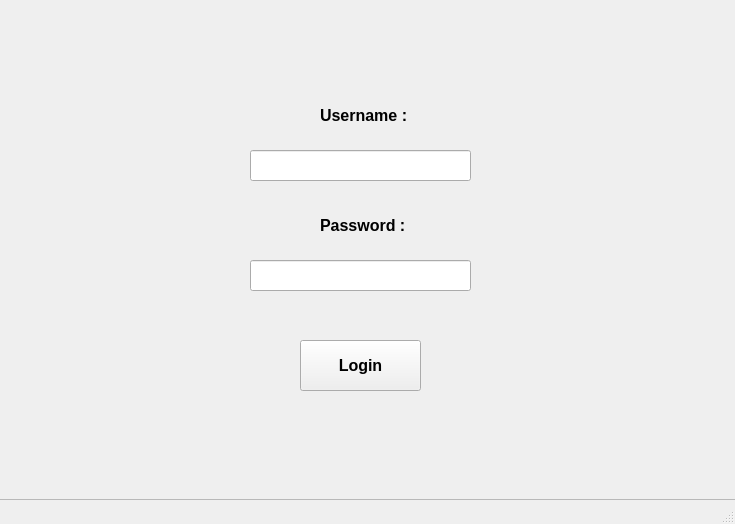
Before: the Qt Designer form ui/login.ui in frajendra07/KASIR-UMKT, drawn with Qt 5.
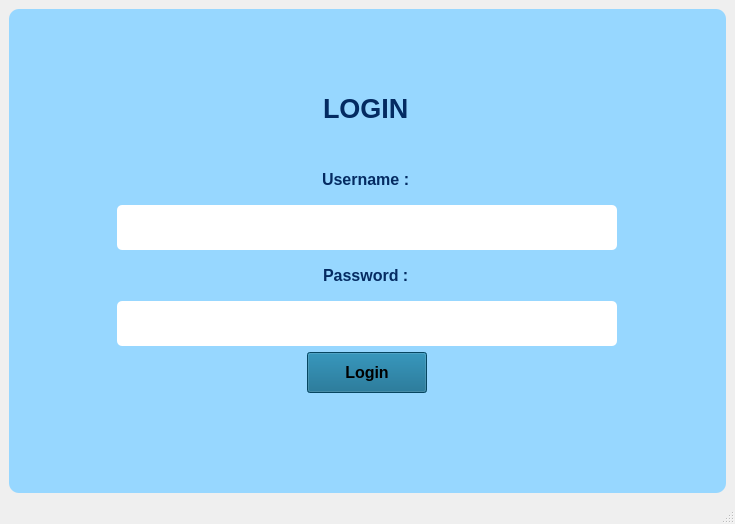
After: the same form once the commit is applied.

```diff
--- a/ui/login.ui
+++ b/ui/login.ui
@@ -14,121 +14,242 @@
    <string>LoginWindow</string>
   </property>
   <widget class="QWidget" name="centralwidget">
-   <widget class="QPushButton" name="LoginButton">
-    <property name="geometry">
-     <rect>
-      <x>300</x>
-      <y>340</y>
-      <width>121</width>
-      <height>51</height>
-     </rect>
-    </property>
-    <property name="font">
-     <font>
-      <pointsize>12</pointsize>
-      <bold>true</bold>
-     </font>
-    </property>
-    <property name="text">
-     <string>Login</string>
-    </property>
-   </widget>
-   <widget class="QLabel" name="labelUsername">
-    <property name="geometry">
-     <rect>
-      <x>320</x>
-      <y>90</y>
-      <width>101</width>
-      <height>51</height>
-     </rect>
-    </property>
-    <property name="font">
-     <font>
-      <pointsize>12</pointsize>
-      <bold>true</bold>
-     </font>
-    </property>
-    <property name="text">
-     <string>Username :</string>
-    </property>
-    <property name="scaledContents">
-     <bool>false</bool>
-    </property>
-   </widget>
-   <widget class="QLabel" name="labelPassword">
-    <property name="geometry">
-     <rect>
-      <x>320</x>
-      <y>200</y>
-      <width>101</width>
-      <height>51</height>
-     </rect>
-    </property>
-    <property name="font">
-     <font>
-      <pointsize>12</pointsize>
-      <bold>true</bold>
-     </font>
-    </property>
-    <property name="text">
-     <string>Password :</string>
-    </property>
-    <property name="scaledContents">
-     <bool>false</bool>
-    </property>
-   </widget>
-   <widget class="QLineEdit" name="lineEdit">
-    <property name="geometry">
-     <rect>
-      <x>250</x>
-      <y>150</y>
-      <width>221</width>
-      <height>31</height>
-     </rect>
-    </property>
-    <property name="font">
-     <font>
-      <pointsize>12</pointsize>
-     </font>
-    </property>
-   </widget>
-   <widget class="QLineEdit" name="lineEdit_2">
-    <property name="geometry">
-     <rect>
-      <x>250</x>
-      <y>260</y>
-      <width>221</width>
-      <height>31</height>
-     </rect>
-    </property>
-    <property name="font">
-     <font>
-      <pointsize>12</pointsize>
-     </font>
-    </property>
-   </widget>
-   <widget class="QFrame" name="frame">
-    <property name="geometry">
-     <rect>
-      <x>-1</x>
-      <y>-1</y>
-      <width>741</width>
-      <height>501</height>
-     </rect>
-    </property>
-    <property name="frameShape">
-     <enum>QFrame::Shape::StyledPanel</enum>
-    </property>
-    <property name="frameShadow">
-     <enum>QFrame::Shadow::Raised</enum>
-    </property>
-   </widget>
-   <zorder>frame</zorder>
-   <zorder>LoginButton</zorder>
-   <zorder>labelUsername</zorder>
-   <zorder>labelPassword</zorder>
-   <zorder>lineEdit</zorder>
-   <zorder>lineEdit_2</zorder>
+   <layout class="QGridLayout" name="gridLayout">
+    <item row="0" column="0">
+     <widget class="QFrame" name="frame">
+      <property name="styleSheet">
+       <string notr="true">QFrame {
+    background-color: #97D7FF; /* Warna kartu putih */
+    border-radius: 10px; /* Ujung kartu agak melengkung */
+	padding: 10px;
+}
+
+</string>
+      </property>
+      <property name="frameShape">
+       <enum>QFrame::Shape::StyledPanel</enum>
+      </property>
+      <property name="frameShadow">
+       <enum>QFrame::Shadow::Raised</enum>
+      </property>
+      <layout class="QGridLayout" name="gridLayout_2">
+       <item row="4" column="0">
+        <widget class="QLineEdit" name="lineEdit">
+         <property name="sizePolicy">
+          <sizepolicy hsizetype="Fixed" vsizetype="Preferred">
+           <horstretch>0</horstretch>
+           <verstretch>0</verstretch>
+          </sizepolicy>
+         </property>
+         <property name="minimumSize">
+          <size>
+           <width>500</width>
+           <height>45</height>
+          </size>
+         </property>
+         <property name="font">
+          <font>
+           <pointsize>12</pointsize>
+          </font>
+         </property>
+         <property name="styleSheet">
+          <string notr="true">QLineEdit{
+background-color : #FFFFFF;
+border-radius : 5px;
+padding: 10px;
+}</string>
+         </property>
+        </widget>
+       </item>
+       <item row="3" column="0" alignment="Qt::AlignmentFlag::AlignHCenter">
+        <widget class="QLabel" name="labelUsername">
+         <property name="sizePolicy">
+          <sizepolicy hsizetype="Preferred" vsizetype="Fixed">
+           <horstretch>0</horstretch>
+           <verstretch>0</verstretch>
+          </sizepolicy>
+         </property>
+         <property name="font">
+          <font>
+           <pointsize>12</pointsize>
+           <bold>true</bold>
+          </font>
+         </property>
+         <property name="styleSheet">
+          <string notr="true">QLabel {
+    color: #042b62; }
+</string>
+         </property>
+         <property name="text">
+          <string>Username :</string>
+         </property>
+         <property name="scaledContents">
+          <bool>false</bool>
+         </property>
+        </widget>
+       </item>
+       <item row="6" column="0">
+        <widget class="QLineEdit" name="lineEdit_2">
+         <property name="sizePolicy">
+          <sizepolicy hsizetype="Fixed" vsizetype="Preferred">
+           <horstretch>0</horstretch>
+           <verstretch>0</verstretch>
+          </sizepolicy>
+         </property>
+         <property name="minimumSize">
+          <size>
+           <width>500</width>
+           <height>45</height>
+          </size>
+         </property>
+         <property name="font">
+          <font>
+           <pointsize>12</pointsize>
+          </font>
+         </property>
+         <property name="styleSheet">
+          <string notr="true">QLineEdit{
+background-color : #FFFFFF;
+border-radius : 5px;
+padding: 10px;
+}</string>
+         </property>
+        </widget>
+       </item>
+       <item row="0" column="0">
+        <spacer name="verticalSpacer">
+         <property name="orientation">
+          <enum>Qt::Orientation::Vertical</enum>
+         </property>
+         <property name="sizeType">
+          <enum>QSizePolicy::Policy::Expanding</enum>
+         </property>
+         <property name="sizeHint" stdset="0">
+          <size>
+           <width>20</width>
+           <height>80</height>
+          </size>
+         </property>
+        </spacer>
+       </item>
+       <item row="7" column="0" alignment="Qt::AlignmentFlag::AlignHCenter">
+        <widget class="QPushButton" name="LoginButton">
+         <property name="sizePolicy">
+          <sizepolicy hsizetype="Fixed" vsizetype="Fixed">
+           <horstretch>0</horstretch>
+           <verstretch>0</verstretch>
+          </sizepolicy>
+         </property>
+         <property name="minimumSize">
+          <size>
+           <width>120</width>
+           <height>0</height>
+          </size>
+         </property>
+         <property name="font">
+          <font>
+           <pointsize>12</pointsize>
+           <bold>true</bold>
+          </font>
+         </property>
+         <property name="styleSheet">
+          <string notr="true">/* Efek saat tombol disorot mouse (Hover) */
+QPushButton:hover {
+    background-color: #334155; /* Berubah jadi biru sedikit lebih terang saat disorot */
+    border-left: 4px solid #3B82F6; /* Muncul garis biru neon di pinggir kiri */
+}
+QPushButton {
+    text-align: center;
+	background-color:  #086288;
+padding: 10px;
+}</string>
+         </property>
+         <property name="text">
+          <string>Login</string>
+         </property>
+        </widget>
+       </item>
+       <item row="1" column="0" alignment="Qt::AlignmentFlag::AlignHCenter">
+        <widget class="QLabel" name="label">
+         <property name="font">
+          <font>
+           <pointsize>20</pointsize>
+           <bold>true</bold>
+          </font>
+         </property>
+         <property name="styleSheet">
+          <string notr="true">QLabel {
+    color: #042b62; }
+</string>
+         </property>
+         <property name="text">
+          <string>LOGIN</string>
+         </property>
+        </widget>
+       </item>
+       <item row="8" column="0">
+        <spacer name="verticalSpacer_2">
+         <property name="orientation">
+          <enum>Qt::Orientation::Vertical</enum>
+         </property>
+         <property name="sizeType">
+          <enum>QSizePolicy::Policy::Expanding</enum>
+         </property>
+         <property name="sizeHint" stdset="0">
+          <size>
+           <width>20</width>
+           <height>105</height>
+          </size>
+         </property>
+        </spacer>
+       </item>
+       <item row="5" column="0" alignment="Qt::AlignmentFlag::AlignHCenter">
+        <widget class="QLabel" name="labelPassword">
+         <property name="sizePolicy">
+          <sizepolicy hsizetype="Preferred" vsizetype="Fixed">
+           <horstretch>0</horstretch>
+           <verstretch>0</verstretch>
+          </sizepolicy>
+         </property>
+         <property name="font">
+          <font>
+           <pointsize>12</pointsize>
+           <bold>true</bold>
+          </font>
+         </property>
+         <property name="styleSheet">
+          <string notr="true">QLabel {
+    color: #042b62; }
+</string>
+         </property>
+         <property name="text">
+          <string>Password :</string>
+         </property>
+         <property name="scaledContents">
+          <bool>false</bool>
+         </property>
+        </widget>
+       </item>
+       <item row="2" column="0">
+        <spacer name="verticalSpacer_3">
+         <property name="orientation">
+          <enum>Qt::Orientation::Vertical</enum>
+         </property>
+         <property name="sizeType">
+          <enum>QSizePolicy::Policy::Fixed</enum>
+         </property>
+         <property name="sizeHint" stdset="0">
+          <size>
+           <width>20</width>
+           <height>20</height>
+          </size>
+         </property>
+        </spacer>
+       </item>
+      </layout>
+     </widget>
+    </item>
+   </layout>
   </widget>
   <widget class="QMenuBar" name="menubar">
    <property name="geometry">
```
